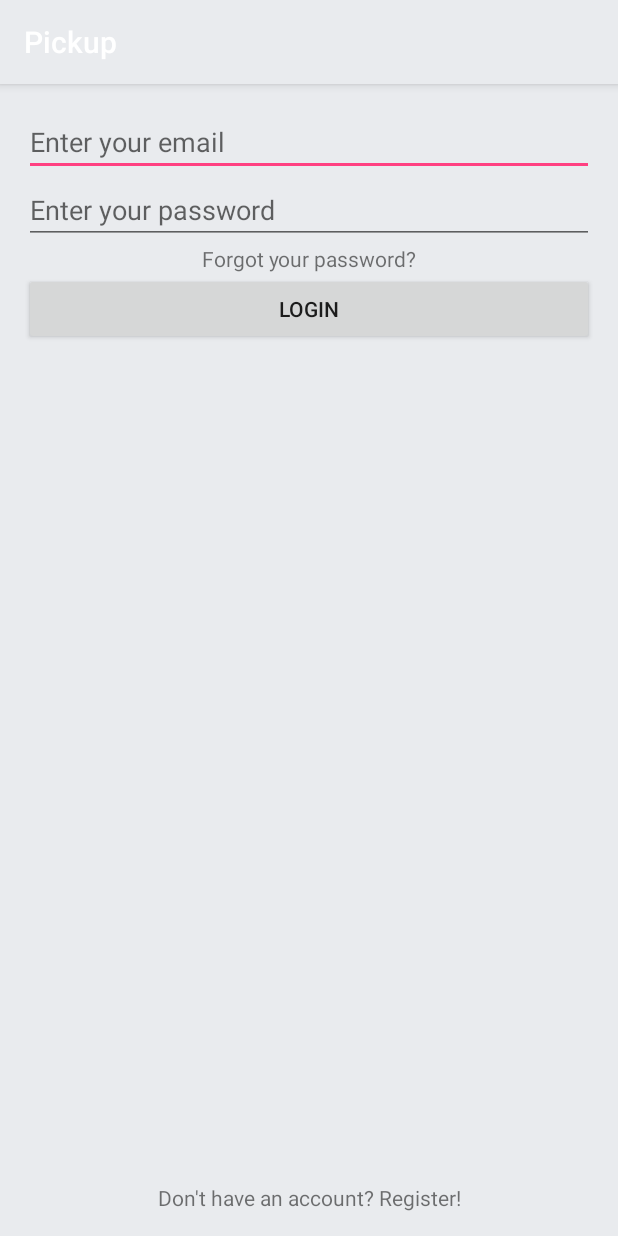
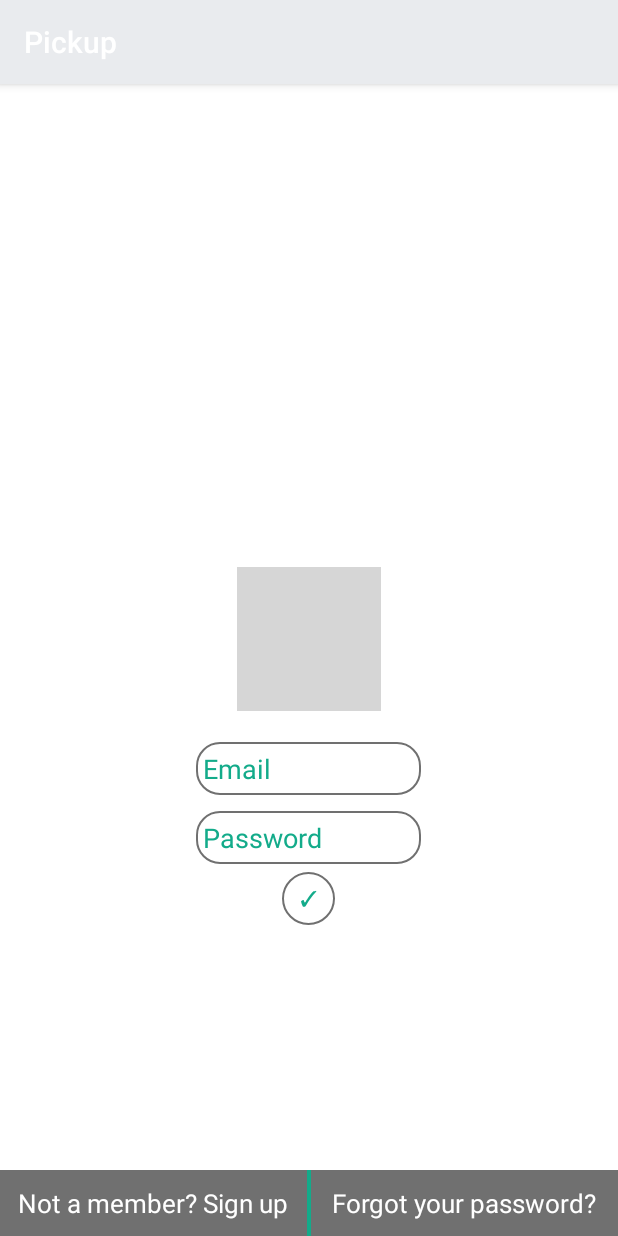
Before and after one commit to darrencl95/Pickup, an Android app: the screen it shows after launch (LoginActivity), on a phone screen of 412 x 824 dp. Run offline under Robolectric (Android 15) with nearby library versions, the phone set to English and light mode, and no system bars; our stand-ins replace Firebase (no records; nobody signed in at launch, a user with empty details on screens opened directly); grey boxes are pictures that could not be loaded.

Commit message:
Update login UI

```diff
--- a/app/src/main/java/com/pickup/pickup/controller/LoginActivity.java
+++ b/app/src/main/java/com/pickup/pickup/controller/LoginActivity.java
@@ -32,7 +32,7 @@ public class LoginActivity extends AppCompatActivity {
     // declare UI components
     private EditText editTextEmail;
     private EditText editTextPassword;
-    private Button loginBtn;
+    private TextView loginBtn;
     private TextView registerBtn;
     private TextView textViewForgot;
 
@@ -45,7 +45,7 @@ public class LoginActivity extends AppCompatActivity {
 
         editTextEmail = (EditText) findViewById(R.id.editTextEmail);
         editTextPassword = (EditText) findViewById(R.id.editTextPassword);
-        loginBtn = (Button) findViewById(R.id.buttonLogin);
+        loginBtn = (TextView) findViewById(R.id.buttonLogin);
         registerBtn = (TextView) findViewById(R.id.registerButton);
 
         mAuthListener = new FirebaseAuth.AuthStateListener() {
@@ -69,7 +69,11 @@ public class LoginActivity extends AppCompatActivity {
             public void onClick(View view) {
                 String email = editTextEmail.getText().toString();
                 String password = editTextPassword.getText().toString();
-                signIn(email, password);
+                if (!email.isEmpty() && !password.isEmpty()) {
+                    signIn(email, password);
+                } else {
+                    Toast.makeText(getBaseContext(), "You must fill out the username and password", Toast.LENGTH_SHORT).show();
+                }
             }
         });
 
--- /dev/null
+++ b/app/src/main/res/drawable/circle_button.xml
@@ -0,0 +1,8 @@
+<?xml version="1.0" encoding="utf-8"?>
+<shape xmlns:android="http://schemas.android.com/apk/res/android"
+    android:shape="rectangle">
+    <solid android:color="@color/offwhite" />
+    <corners android:radius="50dp" />
+    <stroke android:color="@color/darkgray" android:width="1dp"/>
+    <size android:width="35dp" android:height="35dp"/>
+</shape>
--- /dev/null
+++ b/app/src/main/res/drawable/rounded_edittext.xml
@@ -0,0 +1,14 @@
+<?xml version="1.0" encoding="utf-8"?>
+<shape xmlns:android="http://schemas.android.com/apk/res/android"
+    android:shape="rectangle">
+    <solid android:color="@color/offwhite" />
+    <corners android:radius="15dp" />
+    <stroke android:color="@color/darkgray" android:width="1dp"/>
+    <size android:width="150dp" android:height="35dp"/>
+    <padding
+        android:bottom="5dp"
+        android:left="5dp"
+        android:right="5dp"
+        android:top="5dp"
+        />
+</shape>
--- a/app/src/main/res/layout/activity_login.xml
+++ b/app/src/main/res/layout/activity_login.xml
@@ -1,59 +1,114 @@
 <RelativeLayout xmlns:android="http://schemas.android.com/apk/res/android"
+    xmlns:app="http://schemas.android.com/apk/res-auto"
     xmlns:tools="http://schemas.android.com/tools"
     android:layout_width="match_parent"
     android:layout_height="match_parent"
     android:gravity="center_horizontal"
     android:orientation="vertical"
     android:id="@+id/relativeLayout"
-    android:paddingBottom="@dimen/activity_vertical_margin"
-    android:paddingLeft="@dimen/activity_horizontal_margin"
-    android:paddingRight="@dimen/activity_horizontal_margin"
-    android:paddingTop="@dimen/activity_vertical_margin"
-    android:background="@color/colorPrimary"
+    android:background="@color/offwhite"
     tools:context="com.pickup.pickup.controller.LoginActivity">
+    <!--android:paddingBottom="@dimen/activity_vertical_margin"-->
+    <!--android:paddingLeft="@dimen/activity_horizontal_margin"-->
+    <!--android:paddingRight="@dimen/activity_horizontal_margin"-->
+    <!--android:paddingTop="@dimen/activity_vertical_margin"-->
 
     <!-- Login progress -->
 
-    <EditText
+    <ImageView
+        android:id="@+id/imageView2"
+        android:layout_width="wrap_content"
+        android:layout_height="wrap_content"
+        app:srcCompat="@drawable/logo"
+        android:layout_centerHorizontal="true"
+        android:layout_above="@+id/container1" />
+
+    <RelativeLayout
         android:layout_width="match_parent"
         android:layout_height="wrap_content"
-        android:id="@+id/editTextEmail"
-        android:hint="Enter your email"
-        android:layout_centerHorizontal="true"
-        />
-
-    <EditText
-        android:layout_width="match_parent"
-        android:layout_height="wrap_content"
-        android:id="@+id/editTextPassword"
-        android:hint="Enter your password"
-        android:layout_below="@id/editTextEmail"/>
-
-    <TextView
-        android:layout_width="match_parent"
-        android:layout_height="wrap_content"
-        android:text="Forgot your password?"
-        android:textAlignment="center"
-        android:id="@+id/textViewForgot"
-        android:layout_below="@id/editTextPassword"/>
-
-    <Button
-        android:layout_width="match_parent"
-        android:layout_height="wrap_content"
-        android:id="@+id/buttonLogin"
-        android:text="Login"
-        android:layout_below="@id/textViewForgot"/>
-
-    <TextView
-        android:layout_width="match_parent"
-        android:layout_height="wrap_content"
-        android:id="@+id/registerButton"
-        android:text="Don't have an account? Register!"
-        android:textAlignment="center"
-        android:layout_alignParentBottom="true"
-        android:layout_centerHorizontal="true"
-        />
+        android:id="@+id/container1"
+        android:layout_above="@+id/linearLayout"
+        android:layout_alignParentLeft="true"
+        android:layout_alignParentStart="true"
+        android:layout_marginBottom="163dp"
+        android:layout_marginTop="15dp">
 
 
 
+        <EditText
+            android:id="@+id/editTextEmail"
+            android:layout_width="wrap_content"
+            android:layout_height="wrap_content"
+            android:layout_centerHorizontal="true"
+            android:layout_margin="5dp"
+            android:textColor="@color/teal"
+            android:hint="Email"
+            android:textColorHint="@color/teal"
+            android:background="@drawable/rounded_edittext"/>
+
+        <EditText
+            android:id="@+id/editTextPassword"
+            android:layout_margin="5dp"
+            android:layout_width="wrap_content"
+            android:layout_height="wrap_content"
+            android:layout_below="@id/editTextEmail"
+            android:layout_centerHorizontal="true"
+            android:textColor="@color/teal"
+            android:textColorHint="@color/teal"
+            android:hint="Password"
+            android:background="@drawable/rounded_edittext"
+            android:inputType="none"/>
+
+
+        <TextView
+            android:id="@+id/buttonLogin"
+            android:layout_width="wrap_content"
+            android:layout_height="wrap_content"
+            android:layout_below="@id/editTextPassword"
+            android:background="@drawable/circle_button"
+            android:layout_centerHorizontal="true"
+            android:gravity="center"
+            android:textColor="@color/teal"
+            android:text="✓"
+             />
+    </RelativeLayout>
+
+    <LinearLayout
+        android:layout_width="match_parent"
+        android:layout_height="wrap_content"
+        android:layout_alignParentBottom="true"
+        android:layout_alignParentLeft="true"
+        android:layout_alignParentStart="true"
+        android:background="@color/teal"
+        android:id="@+id/linearLayout">
+
+        <TextView
+            android:id="@+id/registerButton"
+            android:layout_width="0px"
+            android:layout_height="wrap_content"
+            android:padding="15px"
+            android:textColor="@color/offwhite"
+            android:background="@color/darkgray"
+            android:layout_alignParentLeft="true"
+            android:layout_alignParentStart="true"
+            android:layout_below="@+id/buttonLogin"
+            android:layout_weight="1"
+            android:layout_marginRight="2px"
+            android:text="Not a member? Sign up"
+            android:textAlignment="center"
+            android:textSize="17dp"/>
+
+        <TextView
+            android:layout_width="0px"
+            android:layout_weight="1"
+            android:padding="15px"
+            android:textColor="@color/offwhite"
+            android:background="@color/darkgray"
+            android:layout_marginLeft="2px"
+            android:textAlignment="center"
+            android:layout_height="wrap_content"
+            android:text="Forgot your password?"
+            android:textSize="17dp"/>
+    </LinearLayout>
+
 </RelativeLayout>
--- a/app/src/main/res/values/colors.xml
+++ b/app/src/main/res/values/colors.xml
@@ -3,4 +3,7 @@
     <color name="colorPrimary">#E9EBEE</color>
     <color name="colorPrimaryDark">#303F9F</color>
     <color name="colorAccent">#FF4081</color>
+    <color name="teal">#13AB8A</color>
+    <color name="offwhite">#FFFFFF</color>
+    <color name="darkgray">#707070</color>
 </resources>
--- a/build.gradle
+++ b/build.gradle
@@ -5,7 +5,7 @@ buildscript {
         jcenter()
     }
     dependencies {
-        classpath 'com.android.tools.build:gradle:2.3.0'
+        classpath 'com.android.tools.build:gradle:2.3.1'
 
         // NOTE: Do not place your application dependencies here; they belong
         // in the individual module build.gradle files
```
